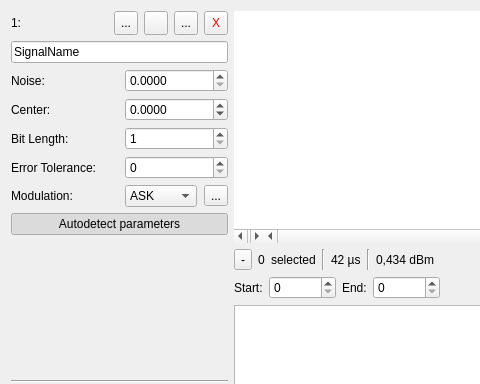
Above: data/ui/signal_frame.ui from jopohl/urh before the change; both pictures show x 0 to 480 and y 0 to 384 of the 1057 by 539 pixel window. Below: the same form after it.
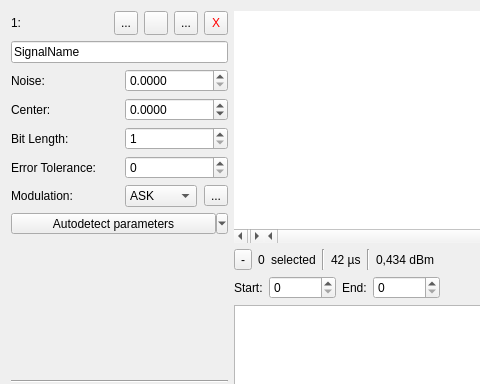
That is the form after the change. Icons and pictures are not drawn. Custom widgets are drawn as their Qt base class.

The edit to the form file:
```diff
--- a/data/ui/signal_frame.ui
+++ b/data/ui/signal_frame.ui
@@ -428,32 +428,6 @@
        </property>
       </widget>
      </item>
-     <item row="11" column="0" colspan="2">
-      <widget class="QPushButton" name="btnAutoDetect">
-       <property name="toolTip">
-        <string>&lt;html&gt;&lt;head/&gt;&lt;body&gt;&lt;p&gt;Automatically detect Center and Bit Length, when you change the demodulation type. You can disable this behaviour for faster switching between demodulations.&lt;/p&gt;&lt;/body&gt;&lt;/html&gt;</string>
-       </property>
-       <property name="text">
-        <string>Autodetect parameters</string>
-       </property>
-       <property name="icon">
-        <iconset theme="system-software-update">
-         <normaloff>.</normaloff>.</iconset>
-       </property>
-       <property name="iconSize">
-        <size>
-         <width>16</width>
-         <height>16</height>
-        </size>
-       </property>
-       <property name="checkable">
-        <bool>true</bool>
-       </property>
-       <property name="checked">
-        <bool>true</bool>
-       </property>
-      </widget>
-     </item>
      <item row="15" column="1">
       <widget class="QComboBox" name="cbSignalView">
        <property name="sizePolicy">
@@ -697,6 +671,40 @@
        </property>
       </widget>
      </item>
+     <item row="11" column="0" colspan="2">
+      <widget class="QToolButton" name="btnAutoDetect">
+       <property name="sizePolicy">
+        <sizepolicy hsizetype="Preferred" vsizetype="Fixed">
+         <horstretch>0</horstretch>
+         <verstretch>0</verstretch>
+        </sizepolicy>
+       </property>
+       <property name="toolTip">
+        <string>&lt;html&gt;&lt;head/&gt;&lt;body&gt;&lt;p&gt;Automatically detect &lt;span style=&quot; font-weight:600;&quot;&gt;center&lt;/span&gt;, &lt;span style=&quot; font-weight:600;&quot;&gt;bit length&lt;/span&gt; and &lt;span style=&quot; font-weight:600;&quot;&gt;tolerance&lt;/span&gt;. You can also choose to addtionally detect the &lt;span style=&quot; font-weight:600;&quot;&gt;noise&lt;/span&gt; and &lt;span style=&quot; font-weight:600;&quot;&gt;modulation&lt;/span&gt; when clicking this button.&lt;/p&gt;&lt;/body&gt;&lt;/html&gt;</string>
+       </property>
+       <property name="text">
+        <string>Autodetect parameters</string>
+       </property>
+       <property name="iconSize">
+        <size>
+         <width>16</width>
+         <height>16</height>
+        </size>
+       </property>
+       <property name="checkable">
+        <bool>false</bool>
+       </property>
+       <property name="checked">
+        <bool>false</bool>
+       </property>
+       <property name="popupMode">
+        <enum>QToolButton::MenuButtonPopup</enum>
+       </property>
+       <property name="arrowType">
+        <enum>Qt::NoArrow</enum>
+       </property>
+      </widget>
+     </item>
     </layout>
    </item>
    <item>
```
